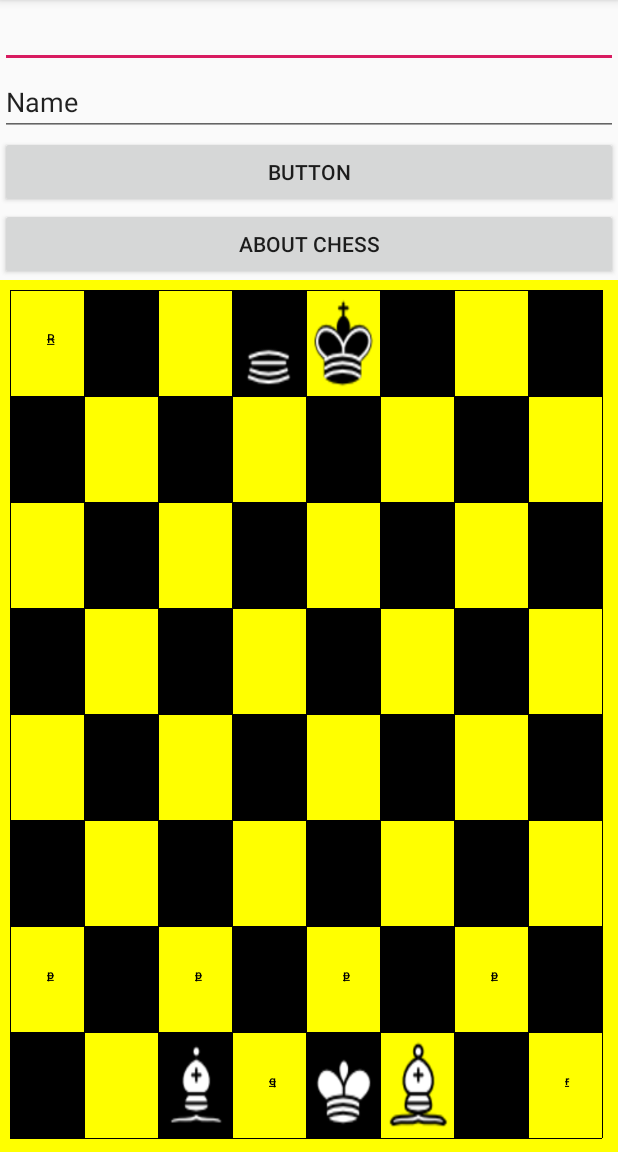
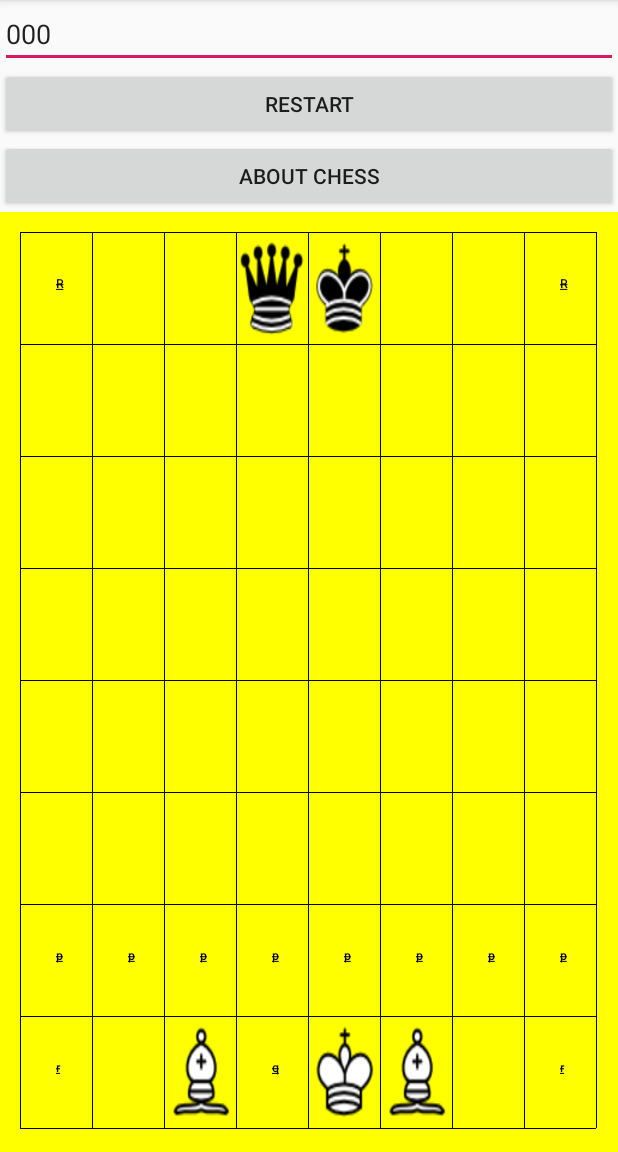
Before and after one commit to zhangssuco/Chess192, an Android app: the screen it shows after launch (MainActivity), on a phone screen of 412 x 824 dp, the part 84-1236 px from its top. Run offline under Robolectric (Android 15) with nearby library versions, the phone set to English and light mode, and no system bars.

Commit message:
more hints

```diff
--- a/app/src/main/AndroidManifest.xml
+++ b/app/src/main/AndroidManifest.xml
@@ -12,6 +12,7 @@
         <activity android:name=".MainActivity">
          </activity>
         <activity
+            android:screenOrientation="portrait"
             android:name=".splash"
             android:theme="@style/AppTheme.SplashScreen">
             <intent-filter>
--- a/app/src/main/java/com/example/chess19/MainActivity.java
+++ b/app/src/main/java/com/example/chess19/MainActivity.java
@@ -4,6 +4,7 @@ import androidx.appcompat.app.AppCompatActivity;
 
 import android.content.DialogInterface;
 import android.content.Intent;
+import android.content.pm.ActivityInfo;
 import android.graphics.Point;
 import android.media.MediaPlayer;
 import android.net.Uri;
@@ -14,11 +15,15 @@ import android.widget.EditText;
 
 public class MainActivity extends AppCompatActivity {
 
+    MediaPlayer soundclicked=null;
 
     @Override
     protected void onCreate(Bundle savedInstanceState) {
         super.onCreate(savedInstanceState);
+        setRequestedOrientation (ActivityInfo.SCREEN_ORIENTATION_PORTRAIT);
+
         setContentView(R.layout.activity_main);
+        soundclicked= MediaPlayer.create(this, R.raw.clicked);
 
         final EditText t1=(EditText)findViewById(R.id.editText);
         final drawingboard db=(drawingboard)findViewById(R.id.board);
@@ -27,10 +32,13 @@ public class MainActivity extends AppCompatActivity {
         b.setOnClickListener(new View.OnClickListener(){
 
             public void onClick(View v){
-                playsound(R.raw.hawking01);
 
-                db.reset(Integer.parseInt(t1.getText().toString()));
-                db.cs.clear();
+                //playsound(R.raw.hawking01);
+                //db.reset(Integer.parseInt(t1.getText().toString()));
+                //db.cs.clear();
+
+                db.cb.reset();
+
                 db.invalidate();
 
 
@@ -43,13 +51,15 @@ public class MainActivity extends AppCompatActivity {
             public void onEventOccurred(Point p) {
 
                 // TODO Auto-generated method stub
-                    t1.setText(String.valueOf(p.x)+String.valueOf(p.y));
+                    t1.setText("You clicked the chess board at position of X: " +String.valueOf(p.x)+" pixels, Y: "+String.valueOf(p.y)+"pixels");
+                    soundclicked.start();
 
             }
         });
 
 
     }
+
 
     void playsound(int id)
     {
@@ -62,7 +72,6 @@ public class MainActivity extends AppCompatActivity {
     public void showrule(View view)
     {
         Intent browsing=new Intent(Intent.ACTION_VIEW, Uri.parse("http://www.chess.com/"));
-
         startActivity(browsing);
     }
 
--- a/app/src/main/java/com/example/chess19/chess.java
+++ b/app/src/main/java/com/example/chess19/chess.java
@@ -20,9 +20,14 @@ class chess {
     char DARKKING = 'K';
 
     public chess() {
+        game = new char[8][8];
+        reset();
+
+    }
+
+    void reset()
+    {
     step=0;
-        game = new char[8][8];
-
     game[7][0] = game[7][7] = LIGHTROOK;  //'r';
     game[0][0] = game[0][7] = DARKROOK; //'R'
 
@@ -44,9 +49,8 @@ class chess {
         for (int c = 0; c < 8; c++)
             game[r][c] = EMPTY;
 
+
     }
-
-
     void display()
     {
         for (int r = 0; r <8; r++)
--- a/app/src/main/java/com/example/chess19/drawingboard.java
+++ b/app/src/main/java/com/example/chess19/drawingboard.java
@@ -7,6 +7,7 @@ import android.graphics.Path;
 import android.graphics.Point;
 import android.graphics.Rect;
 import android.graphics.drawable.Drawable;
+import android.media.MediaPlayer;
 import android.view.MotionEvent;
 import android.view.View;
 import android.content.Context;
@@ -78,9 +79,8 @@ public class drawingboard extends View {
                 Toast.makeText(c,String.valueOf(px) +","+String.valueOf(py),Toast.LENGTH_SHORT).show();
 
                 //We need to have two clicks to
-
                 int whichcol=pxtocol(px);
-                int whichrow=pxtocol(py); // you need to apply the above logic to this statement.
+                int whichrow=pytorow(py); // you need to apply the above logic to this statement.
 
                 if (waitforsource)
                 {
@@ -99,10 +99,15 @@ public class drawingboard extends View {
                     invalidate(); //
                 }
 
-                cs.add(p);
+                //cs.add(p);
 
                 if (mEventListener != null) {
+
+                   // final MediaPlayer mp = MediaPlayer.create(getContext(), R.raw.clicked);
+                   // mp.start();
+
                     mEventListener.onEventOccurred(p);
+
                 }
 
                 //updateIndex(createPath(event));
@@ -219,7 +224,7 @@ public class drawingboard extends View {
 
     }
 
-    int margin=10;
+    int margin=20;
     int gridheight=10;
     int gridwidth=10;
 
@@ -232,18 +237,21 @@ public class drawingboard extends View {
         gridwidth = (this.getMeasuredWidth()-2*margin)/8;
         gridheight = (this.getMeasuredHeight()-2*margin)/8;
 
+        // drawboard, checkers
+        for(int row=0; row<8; row++) {
+            for(int col=0; col<8; col++) {
+                //!!!! uncomment out below statements to see what happen
+                //if ((row+col)%2==1)
+                    //canvas.drawRect(margin+gridwidth*col+2, gridheight * row + margin+2, margin+gridwidth*col+gridwidth-2, gridheight * row + margin+gridheight-2, new Paint(Color.GREEN));
+            }
+        }
+
         //drawboard draw lines (optional)
         for(int row=0; row<9; row++) {
             canvas.drawLine(margin, gridheight * row + margin, margin+gridwidth*8, gridheight * row + margin, new Paint(Color.RED));
             canvas.drawLine(margin+gridwidth*row, margin, margin+gridwidth*row, margin+gridheight*8, new Paint(Color.RED));
         }
-        // drawboard, checkers
-        for(int row=0; row<8; row++) {
-            for(int col=0; col<8; col++) {
-                if ((row+col)%2==1)
-                    canvas.drawRect(margin+gridwidth*col, gridheight * row + margin, margin+gridwidth*col+gridwidth, gridheight * row + margin+gridheight, new Paint(Color.GREEN));
-            }
-        }
+
         //draw game
         updategamevisualization(canvas);
 
--- a/app/src/main/res/layout/activity_main.xml
+++ b/app/src/main/res/layout/activity_main.xml
@@ -9,19 +9,12 @@
     android:orientation="vertical">
 
     <EditText
-        android:id="@+id/editText2"
-        android:layout_width="match_parent"
-        android:layout_height="wrap_content"
-        android:ems="10"
-        android:inputType="number" />
-
-    <EditText
         android:id="@+id/editText"
         android:layout_width="match_parent"
         android:layout_height="wrap_content"
         android:ems="10"
         android:inputType="textPersonName"
-        android:text="Name" />
+        android:text="000" />
 
 
 
@@ -30,7 +23,7 @@
         android:id="@+id/button"
         android:layout_width="match_parent"
         android:layout_height="wrap_content"
-        android:text="Button" />
+        android:text="Restart" />
 
     <Button
         android:id="@+id/button2"
```
Also changed, not shown: 1 other file. Lines whose indentation alone changed are shown as unchanged.
